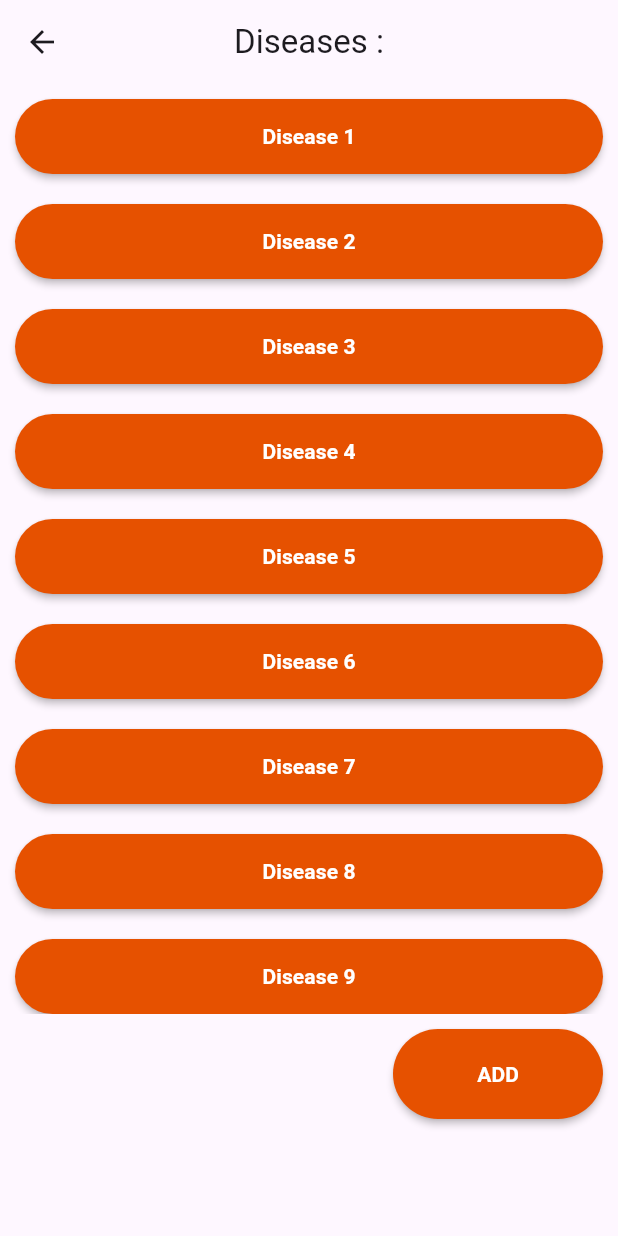
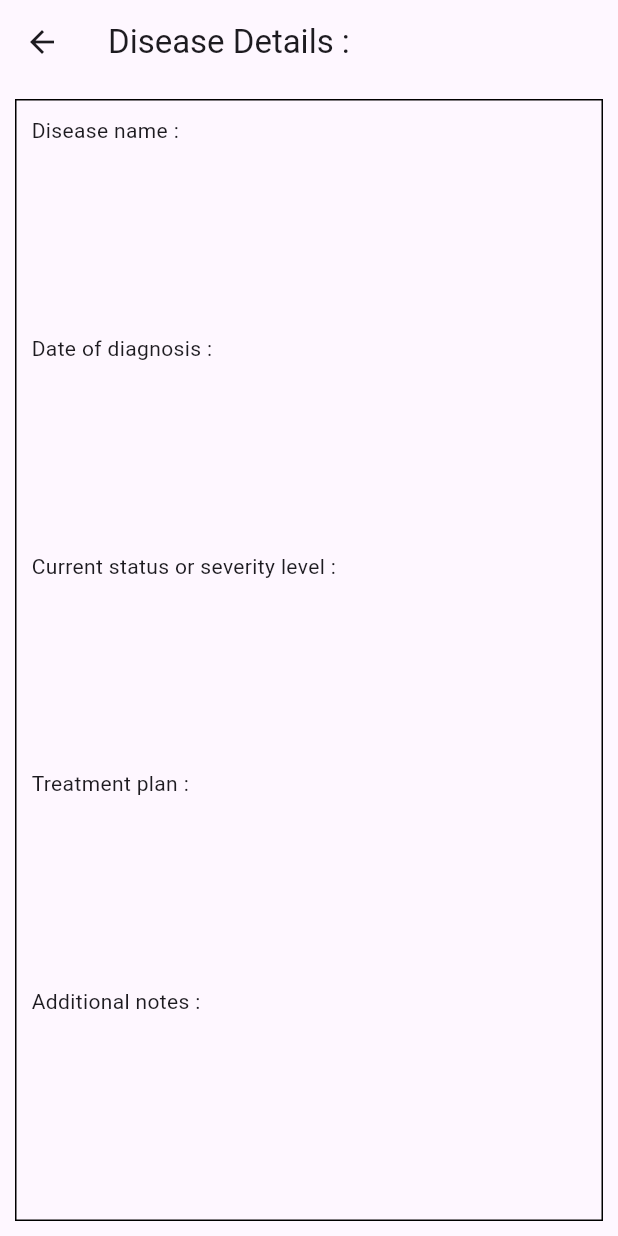
Before and after one commit to maiaboelmagde/medicory_gp, a Flutter app: the DiseaseHistoryPage screen opened by its route, after a tap on "Disease 1", on a phone screen of 412 x 824 dp. Run offline on Flutter 3.47's test engine with Material 3 defaults, Android fonts, the phone set to English and light mode, and no system bars; our stand-ins replace animate_do.

Commit message:
Uploading Disease details page UI

```diff
--- /dev/null
+++ b/lib/Pages/doctor_pages/Medical_history_heirarchy_pages/disease_details_page.dart
@@ -0,0 +1,37 @@
+import 'package:flutter/material.dart';
+
+class DiseaseDetailsPage extends StatelessWidget {
+  static final String id = "DiseaseDetailsPage";
+  final String title;
+  const DiseaseDetailsPage({super.key, required this.title});
+
+  @override
+  Widget build(BuildContext context) {
+    return Scaffold(
+      appBar: AppBar(
+        title: Text("Disease Details :"),
+      ),
+      body: Container(
+        width: double.maxFinite,
+        margin: EdgeInsets.all(10),
+        padding: EdgeInsets.all(10),
+        decoration: BoxDecoration(border: Border.all()),
+        child: Column(
+          crossAxisAlignment: CrossAxisAlignment.start,
+          children: [
+            Text('Disease name : '),
+            Spacer(flex: 1),
+            Text('Date of diagnosis : '),
+            Spacer(flex: 1),
+            Text('Current status or severity level : '),
+            Spacer(flex: 1),
+            Text('Treatment plan : '),
+            Spacer(flex: 1),
+            Text('Additional notes : '),
+            Spacer(flex: 1)
+          ],
+        ),
+      ),
+    );
+  }
+}
--- a/lib/Pages/doctor_pages/Medical_history_heirarchy_pages/diseases_history.dart
+++ b/lib/Pages/doctor_pages/Medical_history_heirarchy_pages/diseases_history.dart
@@ -1,5 +1,6 @@
 import 'package:flutter/material.dart';
 import 'package:flutter/widgets.dart';
+import 'package:medicory_gp/Pages/doctor_pages/Medical_history_heirarchy_pages/disease_details_page.dart';
 import 'package:medicory_gp/widgets/custom_button.dart';
 
 class DiseaseHistoryPage extends StatelessWidget {
@@ -34,7 +35,14 @@ class DiseaseHistoryPage extends StatelessWidget {
             child: ListView.builder(
                 itemCount: diseases.length,
                 itemBuilder: (context, idx) {
-                  return CustomButton(title: diseases[idx], onPressed: () {});
+                  return CustomButton(
+                      title: diseases[idx],
+                      onPressed: () {
+                        Navigator.push(context,
+                            MaterialPageRoute(builder: (context) {
+                          return DiseaseDetailsPage(title: diseases[idx]);
+                        }));
+                      });
                 }),
           ),
           Align(
--- a/lib/Pages/login_page.dart
+++ b/lib/Pages/login_page.dart
@@ -5,7 +5,7 @@ import 'package:medicory_gp/widgets/custom_button.dart';
 import 'package:medicory_gp/widgets/login_upper_part.dart';
 
 class LoginPage extends StatelessWidget {
-  static final String id = 'loginPage';
+  static const String id = 'loginPage';
   @override
   Widget build(BuildContext context) {
     return Scaffold(
```
